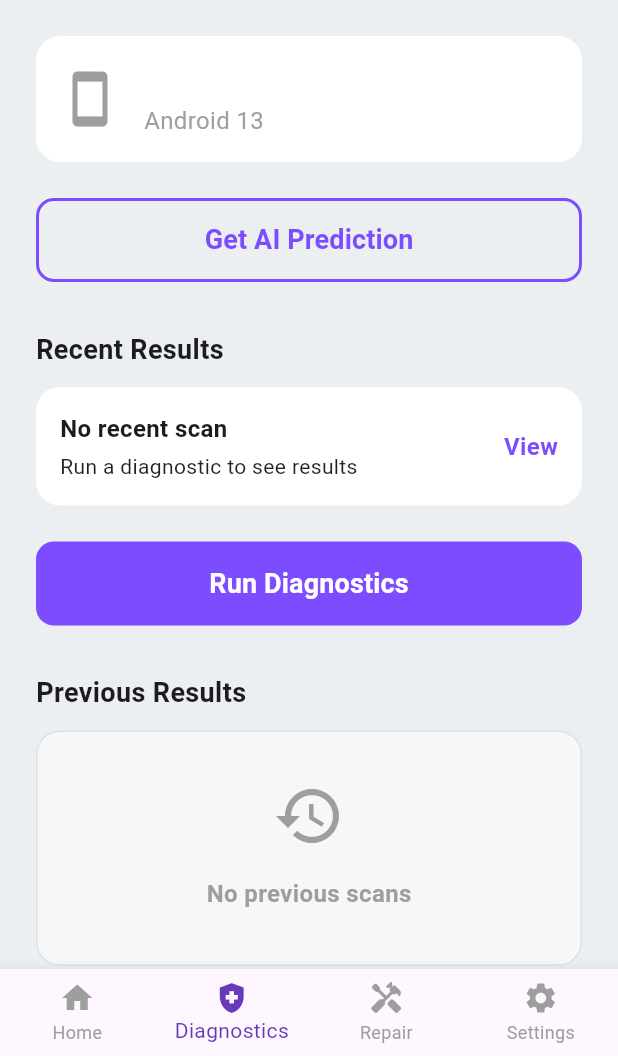
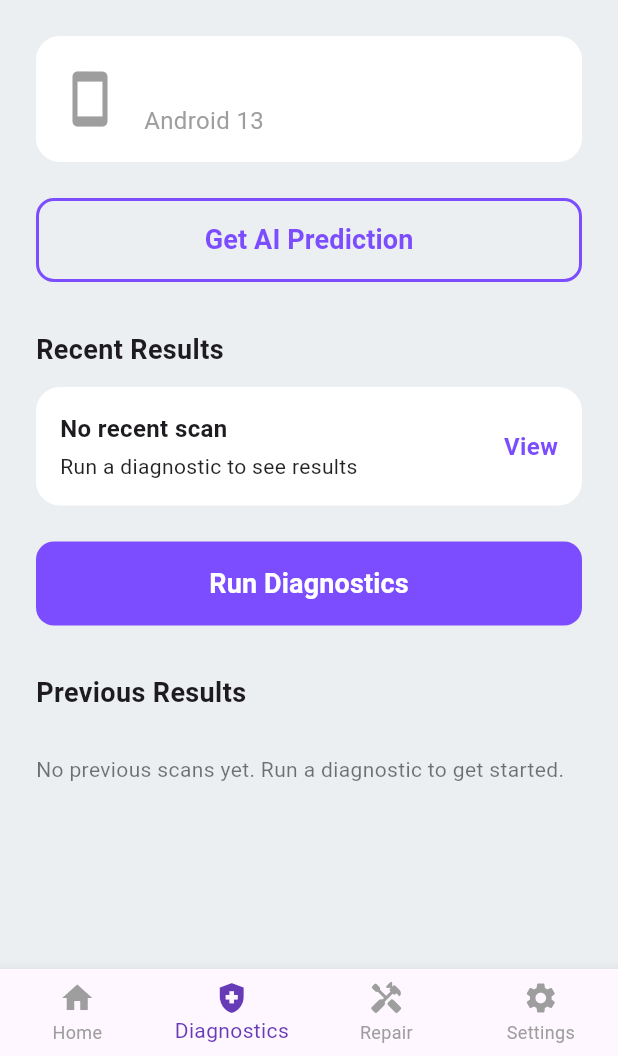
Before and after one commit to itsduce2/COMP3003-Techare, a Flutter app: the screen it shows after launch, item 2 of the bottom bar chosen, on a phone screen of 412 x 824 dp, the part 180-1236 px from its top. Run offline on Flutter 3.47's test engine with Material 3 defaults, Android fonts, the phone set to English and light mode, and no system bars; our stand-ins replace device_info_plus, shared_preferences; missing offline and left inert: battery_info_v2, storage_space.

Commit message:
feat/UC-01: previous results list and clear history

```diff
--- a/lib/screens/diagnostics.dart
+++ b/lib/screens/diagnostics.dart
@@ -55,7 +55,7 @@ class _DiagnosticsScreenState extends State<DiagnosticsScreen> {
     await _initDashboard();
   }
 
-  // loads the last scan date from storage
+  // reads the last scan date from storage and shows it in the UI
   Future<void> _loadLastScanDate() async {
     final prefs = await SharedPreferences.getInstance();
     setState(() {
@@ -321,6 +321,38 @@ class _DiagnosticsScreenState extends State<DiagnosticsScreen> {
     );
   }
 
+  // view button popup
+  void _showHistoryPopup(Map<String, String> result) {
+    final String status = result['status'] ?? 'Unknown';
+    Color statusColor = Colors.green;
+    if (status == 'Poor') statusColor = Colors.red;
+    if (status == 'Fair') statusColor = Colors.orange;
+
+    showDialog(
+      context: context,
+      builder: (context) => AlertDialog(
+        title: Text('Scan — ${result['date']}'),
+        content: Column(
+          mainAxisSize: MainAxisSize.min,
+          crossAxisAlignment: CrossAxisAlignment.start,
+          children: [
+            Text('Status: $status', style: TextStyle(color: statusColor, fontWeight: FontWeight.bold)),
+            const Divider(),
+            Text('Battery: ${result['battery']}'),
+            Text('Storage: ${result['storage']}'),
+            Text('Temperature: ${result['temperature']}'),
+          ],
+        ),
+        actions: [
+          TextButton(
+            onPressed: () => Navigator.pop(context),
+            child: const Text('Close'),
+          ),
+        ],
+      ),
+    );
+  }
+
   @override
   Widget build(BuildContext context) {
     return Scaffold(
@@ -528,36 +560,117 @@ class _DiagnosticsScreenState extends State<DiagnosticsScreen> {
                     //padding
                     const SizedBox(height: 32),
 
-                    // Previous results section (still placeholder)
-                    const Text('Previous Results', style: TextStyle(fontSize: 18, fontWeight: FontWeight.bold)),
+                    // Previous results header with clear button
+                    Row(
+                      mainAxisAlignment: MainAxisAlignment.spaceBetween,
+                      children: [
+                        const Text('Previous Results', style: TextStyle(fontSize: 18, fontWeight: FontWeight.bold)),
+                        // only show Clear when there is something to clear
+                        if (_previousResults.isNotEmpty)
+                          TextButton.icon(
+                            onPressed: _confirmClear,
+                            icon: const Icon(Icons.delete_outline, size: 18, color: Colors.red),
+                            label: const Text('Clear', style: TextStyle(color: Colors.red)),
+                          ),
+                      ],
+                    ),
 
                     //padding
                     const SizedBox(height: 12),
 
-                    // Placeholder for results
-                    Container(
-                      width: double.infinity,
-                      padding: const EdgeInsets.symmetric(vertical: 32.0, horizontal: 16.0),
-                      decoration: BoxDecoration(
-                        color: Colors.white.withValues(alpha: 0.5),
-                        borderRadius: BorderRadius.circular(16),
-                        border: Border.all(color: Colors.grey.shade300),
+                    // list of previous scans or isEmpty message
+                    if (_previousResults.isEmpty)
+                      const Padding(
+                        padding: EdgeInsets.symmetric(vertical: 16.0),
+                        child: Text(
+                          'No previous scans yet. Run a diagnostic to get started.',
+                          style: TextStyle(fontSize: 14, color: Colors.black54),
+                        ),
+                      )
+                    else
+                      // map each saved result to a card
+                      Column(
+                        children: _previousResults.map((result) {
+                          final String status = result['status'] ?? 'Unknown';
+                          // colour dot fro health status indicator
+                          Color statusColor = Colors.green;
+                          if (status == 'Poor') statusColor = Colors.red;
+                          if (status == 'Fair') statusColor = Colors.orange;
+
+                          return Padding(
+                            //spacing between cards
+                            padding: const EdgeInsets.only(bottom: 12.0),
+
+                            child: Container(
+                              padding: const EdgeInsets.all(16.0),
+                              decoration: BoxDecoration(
+                                color: Colors.white,
+                                borderRadius: BorderRadius.circular(16),
+                              ),
+
+                              child: Row(
+                                mainAxisAlignment: MainAxisAlignment.spaceBetween,
+                                children: [
+                                  Column(
+                                    crossAxisAlignment: CrossAxisAlignment.start,
+                                    children: [
+                                      Text(
+                                        result['date'] ?? '',
+                                        style: const TextStyle(fontSize: 16, fontWeight: FontWeight.bold),
+                                      ),
+                                      const SizedBox(height: 4),
+                                      Row(
+                                        children: [
+                                          Icon(Icons.circle, size: 10, color: statusColor),
+                                          const SizedBox(width: 6),
+                                          Text(
+                                            '$status — Battery ${result['battery']}',
+                                            style: const TextStyle(fontSize: 14, color: Colors.black87),
+                                          ),
+                                        ],
+                                      ),
+                                    ],
+                                  ),
+
+                                  // previous scan popup
+                                  InkWell(
+                                    onTap: () => _showHistoryPopup(result),
+                                    child: const Text('View', style: TextStyle(color: Colors.deepPurpleAccent, fontWeight: FontWeight.w600, fontSize: 16)),
+                                  ),
+                                ],
+                              ),
+                            ),
+                          );
+                        }).toList(),
                       ),
-                      child: Column(
-                        children: const [
-                          Icon(Icons.history, color: Colors.grey, size: 48),
-                          SizedBox(height: 16),
-                          Text(
-                            'No previous scans',
-                            style: TextStyle(fontSize: 16, fontWeight: FontWeight.bold, color: Colors.grey),
+
+                    //padding
+                    const SizedBox(height: 16),
+
+                    // Clear history button (only shown when there is history to clear)
+                    if (_previousResults.isNotEmpty)
+                      SizedBox(
+                        width: double.infinity,
+                        height: 56,
+                        child: OutlinedButton.icon(
+                          onPressed: _confirmClear,
+                          icon: const Icon(Icons.delete_outline, color: Colors.red),
+                          label: const Text(
+                            'Clear History',
+                            style: TextStyle(fontSize: 18, fontWeight: FontWeight.bold, color: Colors.red),
                           ),
-                          SizedBox(height: 4)
-                        ],
+                          style: OutlinedButton.styleFrom(
+                            side: const BorderSide(color: Colors.red, width: 2),
+                            shape: RoundedRectangleBorder(
+                              borderRadius: BorderRadius.circular(12),
+                            ),
+                          ),
+                        ),
                       ),
-                    ),
 
                     //padding
                     const SizedBox(height: 40),
+
                   ],
                 ),
               ),
```
